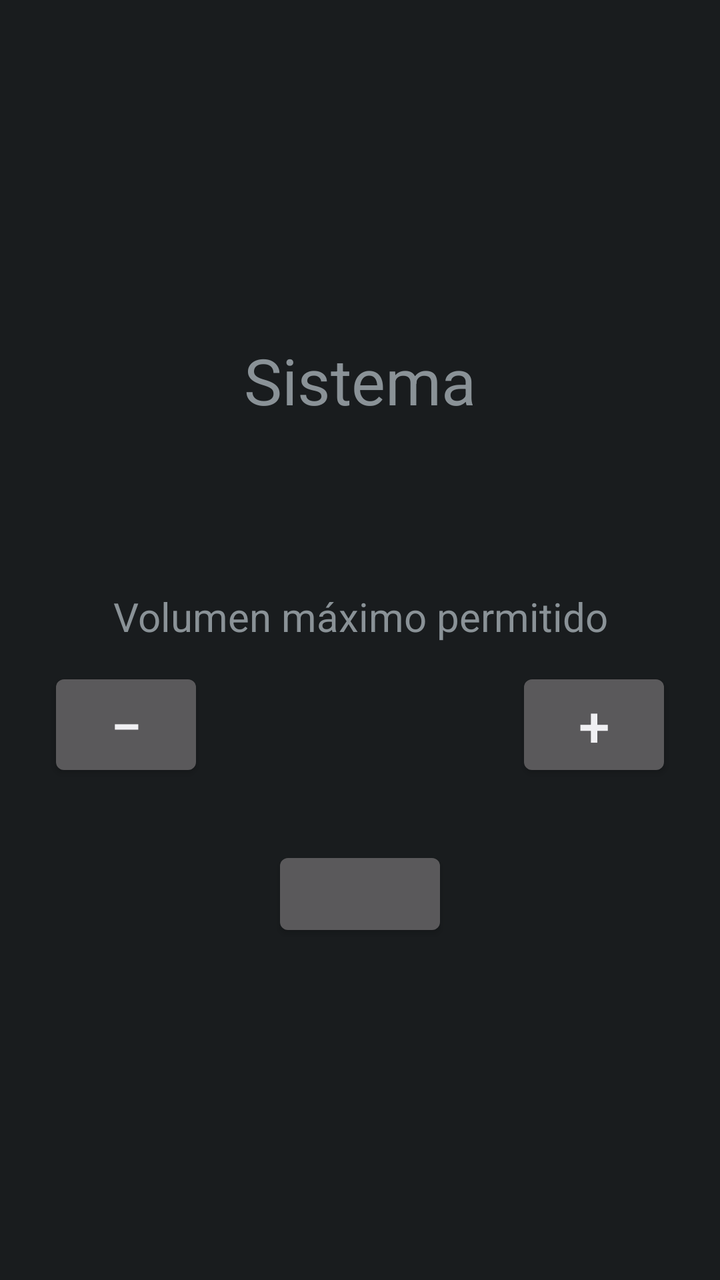
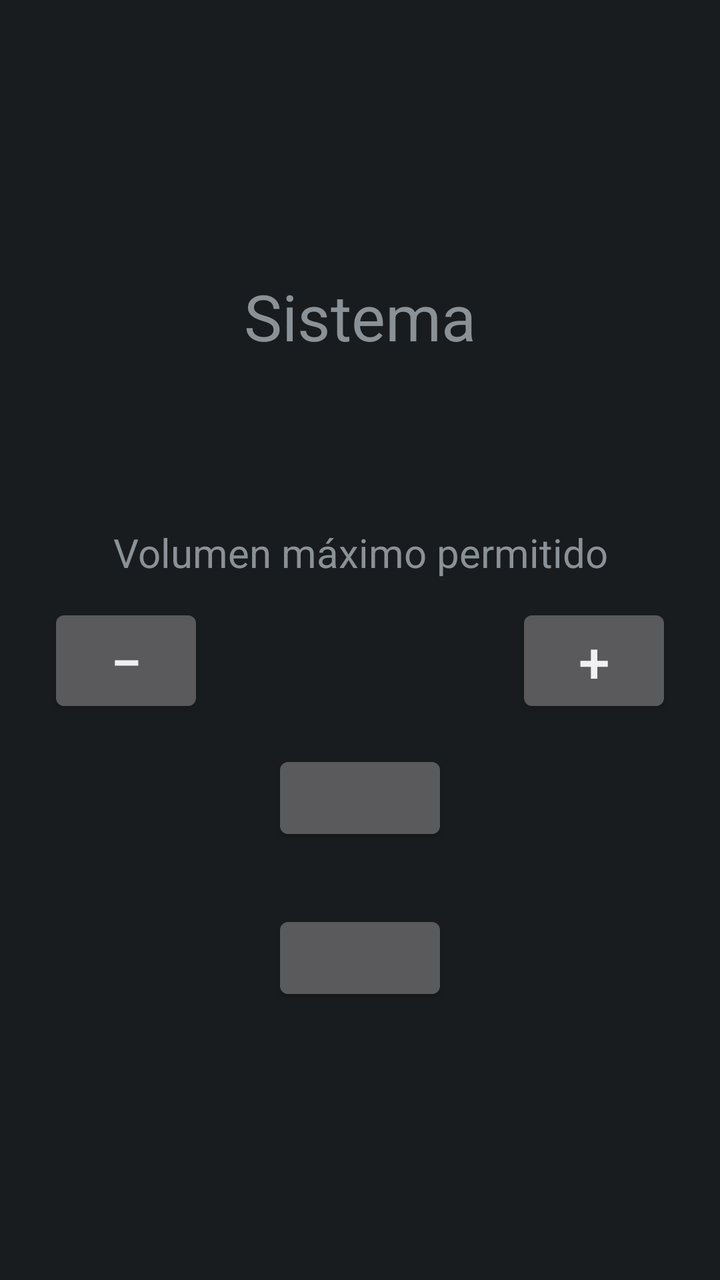

An Android layout rendered at two revisions. The XML below is the earlier revision; the diff shows what the commit changed to produce the second picture.
<!-- AndroidManifest.xml: application theme android:Theme.DeviceDefault -->
<!-- res/layout/activity_main.xml -->
<?xml version="1.0" encoding="utf-8"?>
<LinearLayout xmlns:android="http://schemas.android.com/apk/res/android"
    android:layout_width="match_parent"
    android:layout_height="match_parent"
    android:gravity="center"
    android:orientation="vertical"
    android:padding="24dp">

    <TextView
        android:layout_width="wrap_content"
        android:layout_height="wrap_content"
        android:text="@string/app_name"
        android:textSize="32sp" />

    <TextView
        android:id="@+id/currentText"
        android:layout_width="wrap_content"
        android:layout_height="wrap_content"
        android:layout_marginTop="24dp"
        android:gravity="center"
        android:textSize="20sp" />

    <TextView
        android:layout_width="wrap_content"
        android:layout_height="wrap_content"
        android:layout_marginTop="32dp"
        android:gravity="center"
        android:text="@string/limit_label"
        android:textSize="20sp" />

    <LinearLayout
        android:layout_width="match_parent"
        android:layout_height="wrap_content"
        android:layout_marginTop="12dp"
        android:gravity="center_vertical"
        android:orientation="horizontal">

        <Button
            android:id="@+id/minus"
            android:layout_width="0dp"
            android:layout_height="wrap_content"
            android:layout_weight="1"
            android:text="−"
            android:textSize="28sp" />

        <TextView
            android:id="@+id/limitText"
            android:layout_width="0dp"
            android:layout_height="wrap_content"
            android:layout_weight="2"
            android:gravity="center"
            android:textSize="24sp" />

        <Button
            android:id="@+id/plus"
            android:layout_width="0dp"
            android:layout_height="wrap_content"
            android:layout_weight="1"
            android:text="+"
            android:textSize="28sp" />
    </LinearLayout>

    <Button
        android:id="@+id/toggle"
        android:layout_width="wrap_content"
        android:layout_height="wrap_content"
        android:layout_marginTop="32dp"
        android:textSize="18sp" />
</LinearLayout>
<!-- resources referenced by this layout -->
<resources>
  <string name="app_name">Sistema</string>
  <string name="limit_label">Volumen máximo permitido</string>
</resources>

<!-- the commit's change to res/layout/activity_main.xml (unified diff, before → after) -->
@@ -61,6 +61,13 @@
     </LinearLayout>
 
     <Button
+        android:id="@+id/block"
+        android:layout_width="wrap_content"
+        android:layout_height="wrap_content"
+        android:layout_marginTop="16dp"
+        android:textSize="18sp" />
+
+    <Button
         android:id="@+id/toggle"
         android:layout_width="wrap_content"
         android:layout_height="wrap_content"
